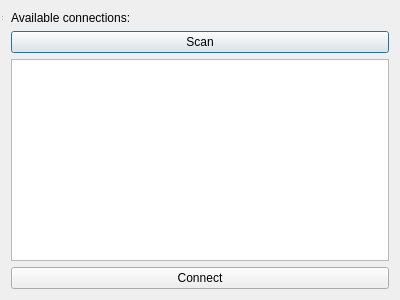
Old version of the form dexterityClient/connectDialog.ui in the repository ana-GT/workspace.
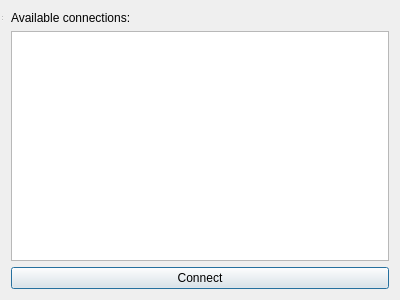
New version of the form.

```diff
--- a/dexterityClient/connectDialog.ui
+++ b/dexterityClient/connectDialog.ui
@@ -21,17 +21,10 @@
      </property>
     </widget>
    </item>
-   <item row="3" column="0" colspan="2">
-    <widget class="QListWidget" name="remote_listWidget"/>
-   </item>
    <item row="2" column="0" colspan="2">
-    <widget class="QPushButton" name="scan_pushButton">
-     <property name="text">
-      <string>Scan</string>
-     </property>
-    </widget>
+    <widget class="QListWidget" name="remote_listWidget"/>
    </item>
-   <item row="4" column="0" colspan="2">
+   <item row="3" column="0" colspan="2">
     <widget class="QPushButton" name="connect_pushButton">
      <property name="text">
       <string>Connect</string>
```
